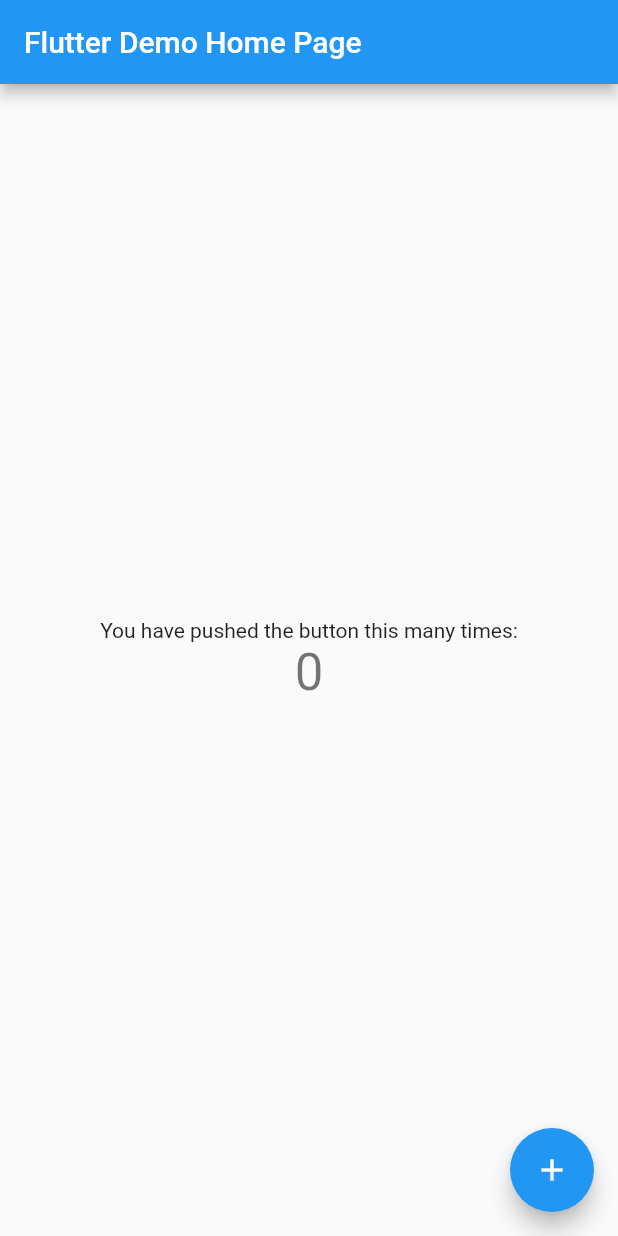
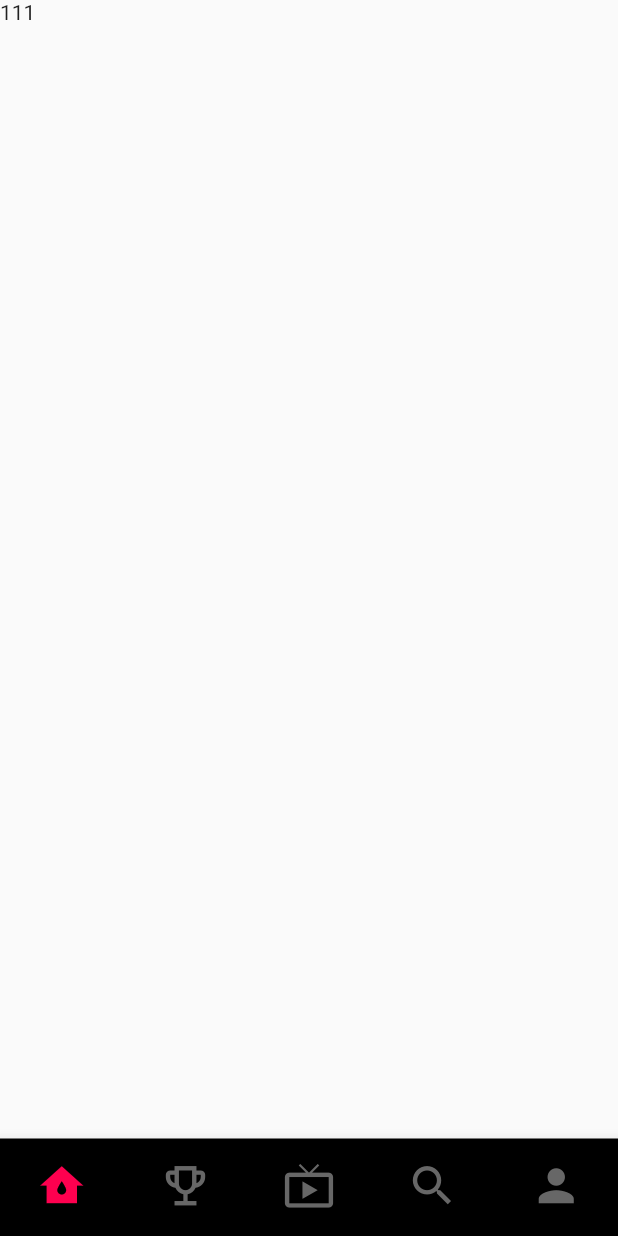
Before and after one commit to Soda-Flavour/com.soda_flavour.train.ui.flutter, a Flutter app: the screen it shows after launch, on a phone screen of 412 x 824 dp. Run offline on Flutter 3.47's test engine with Material 2 defaults, Android fonts, the phone set to English and light mode, and no system bars; our stand-ins replace get.

Commit message:
refactor: Getx BottomNav

```diff
--- /dev/null
+++ b/lib/controller/BottomNav.ctrl.dart
@@ -0,0 +1,8 @@
+import 'package:get/get.dart';
+
+class BottomNavCtrl extends GetxController {
+  final _selectIndex = 0.obs;
+
+  get selectIndex => this._selectIndex.value;
+  set selectIndex(index) => this._selectIndex.value = index;
+}
--- a/lib/main.dart
+++ b/lib/main.dart
@@ -1,117 +1,22 @@
 import 'package:flutter/material.dart';
+import 'package:get/get.dart';
+
+import 'pages/bottomNav/BottomNav.page.dart';
 
 void main() {
   runApp(MyApp());
 }
 
 class MyApp extends StatelessWidget {
-  // This widget is the root of your application.
   @override
   Widget build(BuildContext context) {
-    return MaterialApp(
-      title: 'Flutter Demo',
+    return GetMaterialApp(
+      title: 'Vibe clone',
       theme: ThemeData(
-        // This is the theme of your application.
-        //
-        // Try running your application with "flutter run". You'll see the
-        // application has a blue toolbar. Then, without quitting the app, try
-        // changing the primarySwatch below to Colors.green and then invoke
-        // "hot reload" (press "r" in the console where you ran "flutter run",
-        // or simply save your changes to "hot reload" in a Flutter IDE).
-        // Notice that the counter didn't reset back to zero; the application
-        // is not restarted.
         primarySwatch: Colors.blue,
-        // This makes the visual density adapt to the platform that you run
-        // the app on. For desktop platforms, the controls will be smaller and
-        // closer together (more dense) than on mobile platforms.
         visualDensity: VisualDensity.adaptivePlatformDensity,
       ),
-      home: MyHomePage(title: 'Flutter Demo Home Page'),
+      home: BottomNavPage(),
     );
   }
 }
-
-class MyHomePage extends StatefulWidget {
-  MyHomePage({Key key, this.title}) : super(key: key);
-
-  // This widget is the home page of your application. It is stateful, meaning
-  // that it has a State object (defined below) that contains fields that affect
-  // how it looks.
-
-  // This class is the configuration for the state. It holds the values (in this
-  // case the title) provided by the parent (in this case the App widget) and
-  // used by the build method of the State. Fields in a Widget subclass are
-  // always marked "final".
-
-  final String title;
-
-  @override
-  _MyHomePageState createState() => _MyHomePageState();
-}
-
-class _MyHomePageState extends State<MyHomePage> {
-  int _counter = 0;
-
-  void _incrementCounter() {
-    setState(() {
-      // This call to setState tells the Flutter framework that something has
-      // changed in this State, which causes it to rerun the build method below
-      // so that the display can reflect the updated values. If we changed
-      // _counter without calling setState(), then the build method would not be
-      // called again, and so nothing would appear to happen.
-      _counter++;
-    });
-  }
-
-  @override
-  Widget build(BuildContext context) {
-    // This method is rerun every time setState is called, for instance as done
-    // by the _incrementCounter method above.
-    //
-    // The Flutter framework has been optimized to make rerunning build methods
-    // fast, so that you can just rebuild anything that needs updating rather
-    // than having to individually change instances of widgets.
-    return Scaffold(
-      appBar: AppBar(
-        // Here we take the value from the MyHomePage object that was created by
-        // the App.build method, and use it to set our appbar title.
-        title: Text(widget.title),
-      ),
-      body: Center(
-        // Center is a layout widget. It takes a single child and positions it
-        // in the middle of the parent.
-        child: Column(
-          // Column is also a layout widget. It takes a list of children and
-          // arranges them vertically. By default, it sizes itself to fit its
-          // children horizontally, and tries to be as tall as its parent.
-          //
-          // Invoke "debug painting" (press "p" in the console, choose the
-          // "Toggle Debug Paint" action from the Flutter Inspector in Android
-          // Studio, or the "Toggle Debug Paint" command in Visual Studio Code)
-          // to see the wireframe for each widget.
-          //
-          // Column has various properties to control how it sizes itself and
-          // how it positions its children. Here we use mainAxisAlignment to
-          // center the children vertically; the main axis here is the vertical
-          // axis because Columns are vertical (the cross axis would be
-          // horizontal).
-          mainAxisAlignment: MainAxisAlignment.center,
-          children: <Widget>[
-            Text(
-              'You have pushed the button this many times:',
-            ),
-            Text(
-              '$_counter',
-              style: Theme.of(context).textTheme.headline4,
-            ),
-          ],
-        ),
-      ),
-      floatingActionButton: FloatingActionButton(
-        onPressed: _incrementCounter,
-        tooltip: 'Increment',
-        child: Icon(Icons.add),
-      ), // This trailing comma makes auto-formatting nicer for build methods.
-    );
-  }
-}
--- /dev/null
+++ b/lib/pages/bottomNav/BottomNav.page.dart
@@ -0,0 +1,79 @@
+import 'package:flutter/material.dart';
+import 'package:get/get.dart';
+import 'package:vibe_clone/controller/BottomNav.ctrl.dart';
+import 'package:vibe_clone/pages/chart/Chart.page.dart';
+import 'package:vibe_clone/pages/dashboard/Dashboard.page.dart';
+import 'package:vibe_clone/pages/search/Search.page.dart';
+import 'package:vibe_clone/pages/storage/Storage.page.dart';
+import 'package:vibe_clone/pages/video/Video.page.dart';
+
+class BottomNavPage extends StatelessWidget {
+  final BottomNavCtrl _bottomNavCtrl = Get.put(BottomNavCtrl());
+  double iconSize = 35.0;
+
+  List<Widget> mainPages = [
+    DashboardPage(),
+    ChartPage(),
+    VideoPage(),
+    SearchPage(),
+    StoragePage()
+  ];
+
+  @override
+  Widget build(BuildContext context) {
+    return Scaffold(
+      body: Obx(
+        () => mainPages.elementAt(_bottomNavCtrl.selectIndex),
+      ),
+      bottomNavigationBar: Obx(
+        () => BottomNavigationBar(
+          type: BottomNavigationBarType.fixed,
+          backgroundColor: Colors.black,
+          selectedItemColor: Color(0xffFE004F),
+          unselectedItemColor: Color(0xff676767),
+          showSelectedLabels: false,
+          showUnselectedLabels: false,
+          onTap: (index) => _bottomNavCtrl.selectIndex = index,
+          currentIndex: _bottomNavCtrl.selectIndex,
+          items: [
+            BottomNavigationBarItem(
+              icon: Icon(
+                Icons.water_damage,
+                size: iconSize,
+              ),
+              label: "",
+            ),
+            BottomNavigationBarItem(
+              icon: Icon(
+                Icons.emoji_events_outlined,
+                size: iconSize,
+              ),
+              label: "",
+            ),
+            BottomNavigationBarItem(
+              icon: Icon(
+                Icons.live_tv,
+                size: iconSize,
+              ),
+              label: "",
+            ),
+            BottomNavigationBarItem(
+              icon: Icon(
+                Icons.search,
+                size: iconSize,
+              ),
+              label: "",
+            ),
+            BottomNavigationBarItem(
+              icon: Icon(
+                Icons.person,
+                size: iconSize,
+              ),
+              label: "",
+            )
+          ],
+        ),
+      ),
+    );
+  }
+}
--- /dev/null
+++ b/lib/pages/chart/Chart.page.dart
@@ -0,0 +1,8 @@
+import 'package:flutter/material.dart';
+
+class ChartPage extends StatelessWidget {
+  @override
+  Widget build(BuildContext context) {
+    return Text("222");
+  }
+}
--- /dev/null
+++ b/lib/pages/dashboard/Dashboard.page.dart
@@ -0,0 +1,8 @@
+import 'package:flutter/material.dart';
+
+class DashboardPage extends StatelessWidget {
+  @override
+  Widget build(BuildContext context) {
+    return Text("111");
+  }
+}
--- /dev/null
+++ b/lib/pages/search/Search.page.dart
@@ -0,0 +1,8 @@
+import 'package:flutter/material.dart';
+
+class SearchPage extends StatelessWidget {
+  @override
+  Widget build(BuildContext context) {
+    return Text("444");
+  }
+}
--- /dev/null
+++ b/lib/pages/storage/Storage.page.dart
@@ -0,0 +1,8 @@
+import 'package:flutter/material.dart';
+
+class StoragePage extends StatelessWidget {
+  @override
+  Widget build(BuildContext context) {
+    return Text("555");
+  }
+}
--- /dev/null
+++ b/lib/pages/video/Video.page.dart
@@ -0,0 +1,8 @@
+import 'package:flutter/material.dart';
+
+class VideoPage extends StatelessWidget {
+  @override
+  Widget build(BuildContext context) {
+    return Text("333");
+  }
+}
--- a/pubspec.yaml
+++ b/pubspec.yaml
@@ -3,7 +3,7 @@
 
 # The following line prevents the package from being accidentally published to
 # pub.dev using `pub publish`. This is preferred for private packages.
-publish_to: 'none' # Remove this line if you wish to publish to pub.dev
+publish_to: "none" # Remove this line if you wish to publish to pub.dev
 
 # The following defines the version and build number for your application.
 # A version number is three numbers separated by dots, like 1.2.43
@@ -24,10 +24,10 @@
   flutter:
     sdk: flutter
 
-
   # The following adds the Cupertino Icons font to your application.
   # Use with the CupertinoIcons class for iOS style icons.
   cupertino_icons: ^1.0.0
+  get: ^3.22.2
 
 dev_dependencies:
   flutter_test:
@@ -38,7 +38,6 @@
 
 # The following section is specific to Flutter.
 flutter:
-
   # The following line ensures that the Material Icons font is
   # included with your application, so that you can use the icons in
   # the material Icons class.
```
Also changed, not shown: pubspec.lock.
